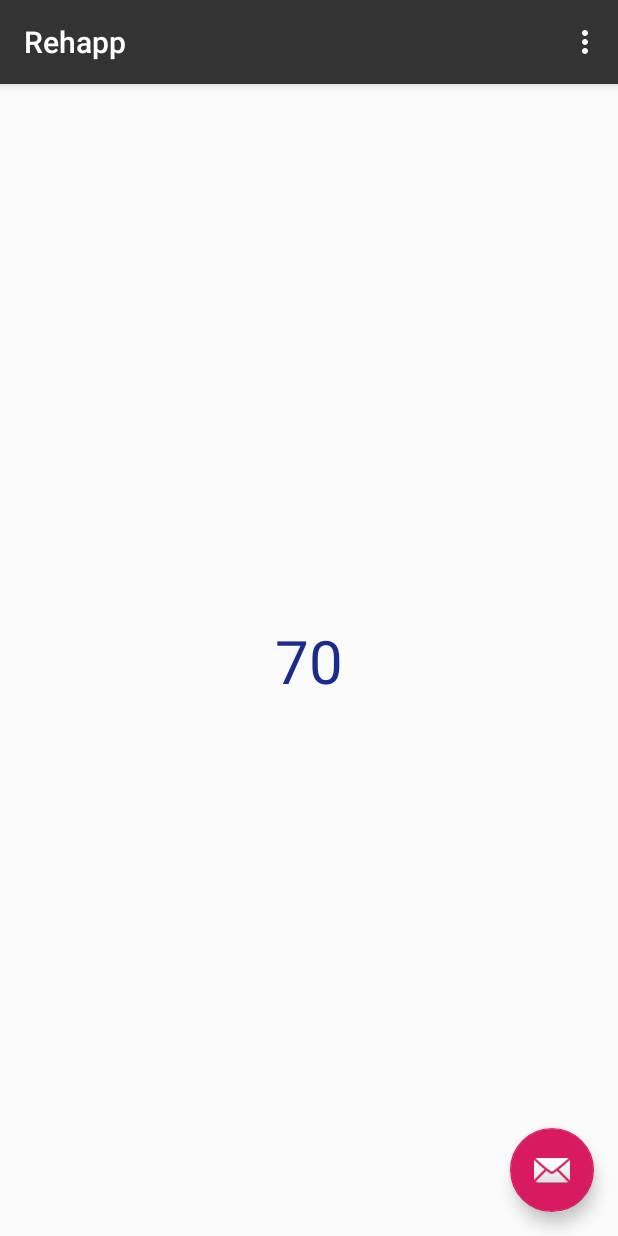
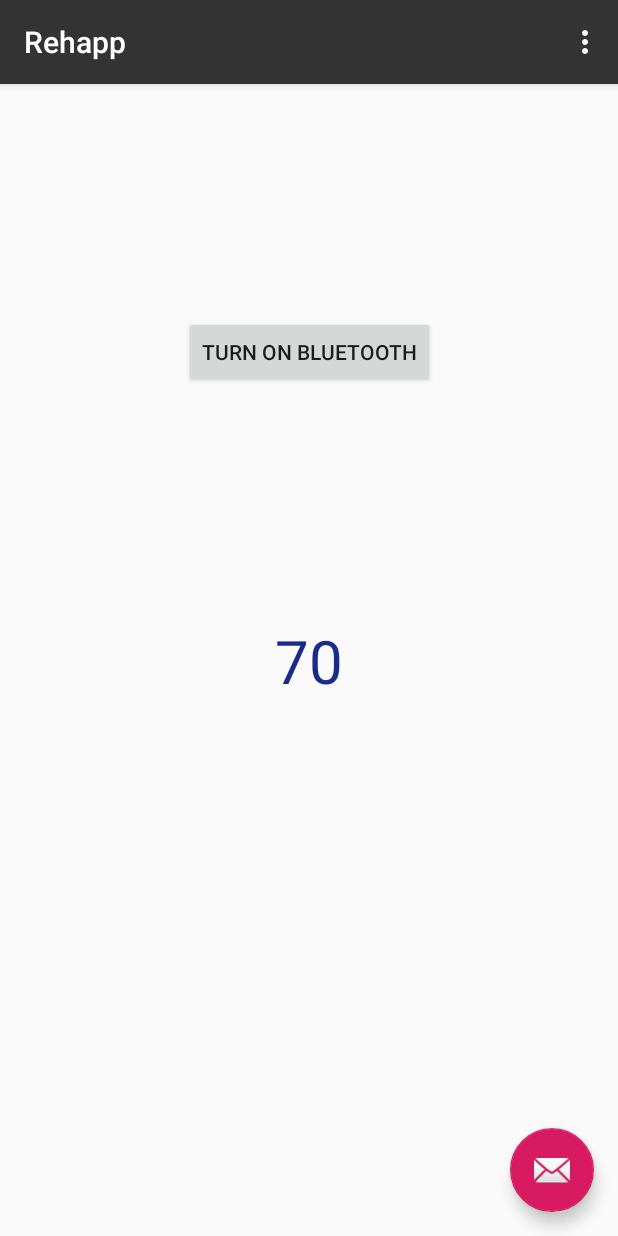
Before and after one commit to jebriella/RehabAppProject, an Android app: the screen it shows after launch (MainActivity), on a phone screen of 412 x 824 dp. Run offline under Robolectric (Android 15) with nearby library versions, the phone set to English and light mode, and no system bars.

Commit message:
The whole folder

```diff
--- a/app/src/main/res/layout/content_main.xml
+++ b/app/src/main/res/layout/content_main.xml
@@ -19,4 +19,14 @@
         app:layout_constraintStart_toStartOf="parent"
         app:layout_constraintTop_toTopOf="parent"
         tools:text="@string/app_name" />
+
+    <Button
+        android:id="@+id/blueTbutton"
+        android:layout_width="wrap_content"
+        android:layout_height="wrap_content"
+        android:text="@string/bluetoothBtn"
+        app:layout_constraintBottom_toTopOf="@+id/numberHolder"
+        app:layout_constraintEnd_toEndOf="parent"
+        app:layout_constraintStart_toStartOf="parent"
+        app:layout_constraintTop_toTopOf="parent" />
 </androidx.constraintlayout.widget.ConstraintLayout>
--- a/app/src/main/res/values/strings.xml
+++ b/app/src/main/res/values/strings.xml
@@ -4,4 +4,5 @@
     <string name="menuItem2">Your Program</string>
     <string name="menuItem3">Your longterm progress</string>
     <string name="menuItem4">Live view your movement</string>
+    <string name="bluetoothBtn">Turn on bluetooth</string>
 </resources>
--- /dev/null
+++ b/settings.gradle
@@ -0,0 +1,2 @@
+include ':app'
+rootProject.name='RehabAppProject'
```
Also changed, not shown: app/src/main/AndroidManifest.xml (+7 -0 lines), app/src/main/java/com/example/rehabappproject/MainActivity.java (+80 -0 lines), build.gradle (added, +27 -0 lines), gradle.properties (added, +19 -0 lines), gradle/wrapper/gradle-wrapper.properties (added), 5 other files.
